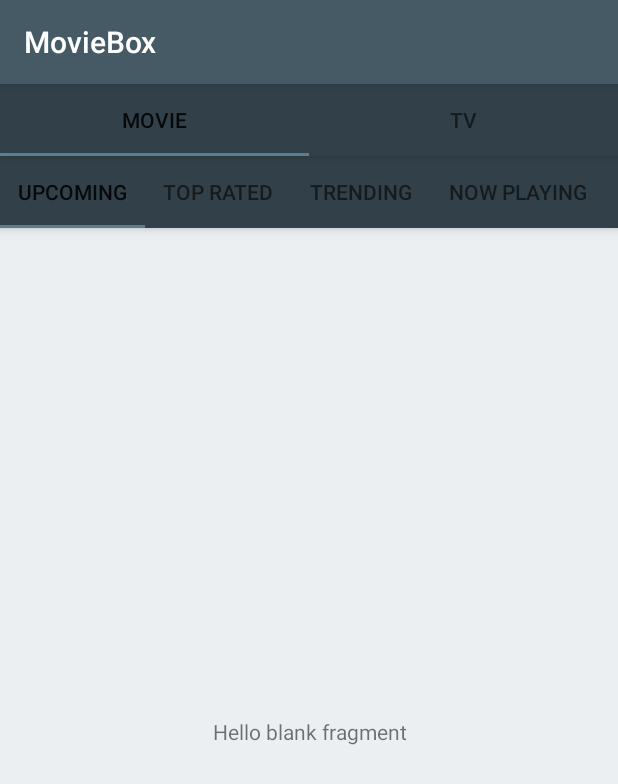
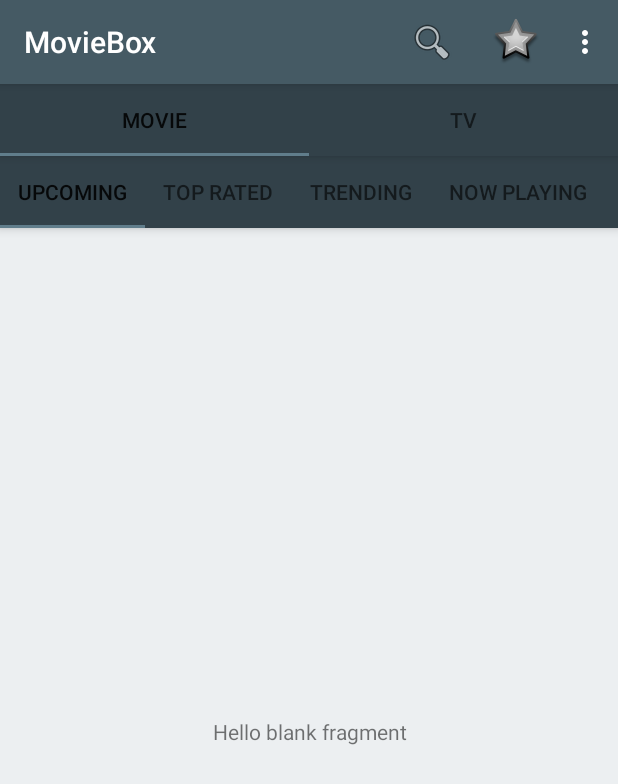
Before and after one commit to BruceNUAA/MovieBox, an Android app: the screen it shows after launch (MainActivity), on a phone screen of 412 x 824 dp. Shown: the top 784 px of the screen. Run offline under Robolectric (Android 15) with nearby library versions, the phone set to English and light mode, and no system bars.

Commit message:
menu items and search bar added

```diff
--- a/app/src/main/AndroidManifest.xml
+++ b/app/src/main/AndroidManifest.xml
@@ -12,9 +12,11 @@
         <activity android:name=".MainActivity">
             <intent-filter>
                 <action android:name="android.intent.action.MAIN" />
-
+                <action android:name="android.intent.action.SEARCH"/>
                 <category android:name="android.intent.category.LAUNCHER" />
             </intent-filter>
+            <meta-data android:name="android.app.searchable"
+                android:resource="@xml/searchable"/>
         </activity>
     </application>
 
--- a/app/src/main/java/com/orionitbd/moviebox/moviebox/MainActivity.java
+++ b/app/src/main/java/com/orionitbd/moviebox/moviebox/MainActivity.java
@@ -1,5 +1,8 @@
 package com.orionitbd.moviebox.moviebox;
 
+import android.app.SearchManager;
+import android.content.Intent;
+import android.support.design.widget.Snackbar;
 import android.support.design.widget.TabLayout;
 import android.support.v4.app.Fragment;
 import android.support.v4.app.FragmentManager;
@@ -7,8 +10,12 @@ import android.support.v4.app.FragmentPagerAdapter;
 import android.support.v4.view.ViewPager;
 import android.support.v7.app.AppCompatActivity;
 import android.os.Bundle;
+import android.view.Menu;
+import android.view.MenuItem;
 import android.view.View;
+import android.support.v7.widget.SearchView;
 import android.widget.TableLayout;
+import android.widget.Toast;
 
 import com.orionitbd.moviebox.moviebox.movie.MovieTabFragment;
 import com.orionitbd.moviebox.moviebox.tv.TvTabFragment;
@@ -52,7 +59,7 @@ public class MainActivity extends AppCompatActivity {
             }
         });
 
-
+        itemMenu();
 
     }
     public class TabPagerAdapter extends FragmentPagerAdapter{
@@ -79,4 +86,38 @@ public class MainActivity extends AppCompatActivity {
             return tabCount;
         }
     }
+
+    @Override
+    public boolean onCreateOptionsMenu(Menu menu) {
+        getMenuInflater().inflate(R.menu.main_menu,menu);
+        SearchManager manager = (SearchManager) getSystemService(SEARCH_SERVICE);
+        SearchView searchView = (SearchView) menu.findItem(R.id.search).getActionView();
+        searchView.setSearchableInfo(manager.getSearchableInfo(getComponentName()));
+        searchView.setIconified(true);
+        return true;
+    }
+
+    @Override
+    public boolean onOptionsItemSelected(MenuItem item) {
+        switch (item.getItemId()){
+            case R.id.rate:
+                Toast.makeText(this, "rate our app", Toast.LENGTH_SHORT).show();
+                break;
+            case R.id.share:
+                Toast.makeText(this, "share our app", Toast.LENGTH_SHORT).show();
+                break;
+            case R.id.about:
+                Toast.makeText(this, "about our app", Toast.LENGTH_SHORT).show();
+                break;
+        }
+        return super.onOptionsItemSelected(item);
+    }
+
+    private void itemMenu(){
+        Intent intent = getIntent();
+        if(Intent.ACTION_SEARCH.equals(intent.getAction())){
+            String query = intent.getStringExtra(SearchManager.QUERY) ;
+            Toast.makeText(this, "Search "+query, Toast.LENGTH_SHORT).show();
+        }
+    }
 }
--- /dev/null
+++ b/app/src/main/res/menu/main_menu.xml
@@ -0,0 +1,21 @@
+<?xml version="1.0" encoding="utf-8"?>
+<menu xmlns:android="http://schemas.android.com/apk/res/android"
+    xmlns:app="http://schemas.android.com/apk/res-auto">
+
+    <item android:id="@+id/search"
+        android:title="Search"
+        android:icon="@android:drawable/ic_menu_search"
+        app:showAsAction="ifRoom|collapseActionView"
+        app:actionViewClass="android.support.v7.widget.SearchView"/>
+    <item android:id="@+id/rate"
+        android:title="Rate us"
+        android:icon="@android:drawable/star_big_off"
+        app:showAsAction="ifRoom"/>
+    <item android:id="@+id/share"
+        android:title="share"
+        app:showAsAction="never"/>
+    <item android:id="@+id/about"
+        android:title="About"
+        app:showAsAction="never"/>
+
+</menu>
--- a/app/src/main/res/values/strings.xml
+++ b/app/src/main/res/values/strings.xml
@@ -3,4 +3,5 @@
 
     <!-- TODO: Remove or change this placeholder text -->
     <string name="hello_blank_fragment">Hello blank fragment</string>
+    <string name="search_movie">search here....</string>
 </resources>
--- /dev/null
+++ b/app/src/main/res/xml/searchable.xml
@@ -0,0 +1,6 @@
+<?xml version="1.0" encoding="utf-8"?>
+<searchable xmlns:android="http://schemas.android.com/apk/res/android"
+    android:label="@string/app_name"
+    android:hint="@string/search_movie">
+
+</searchable>
```
